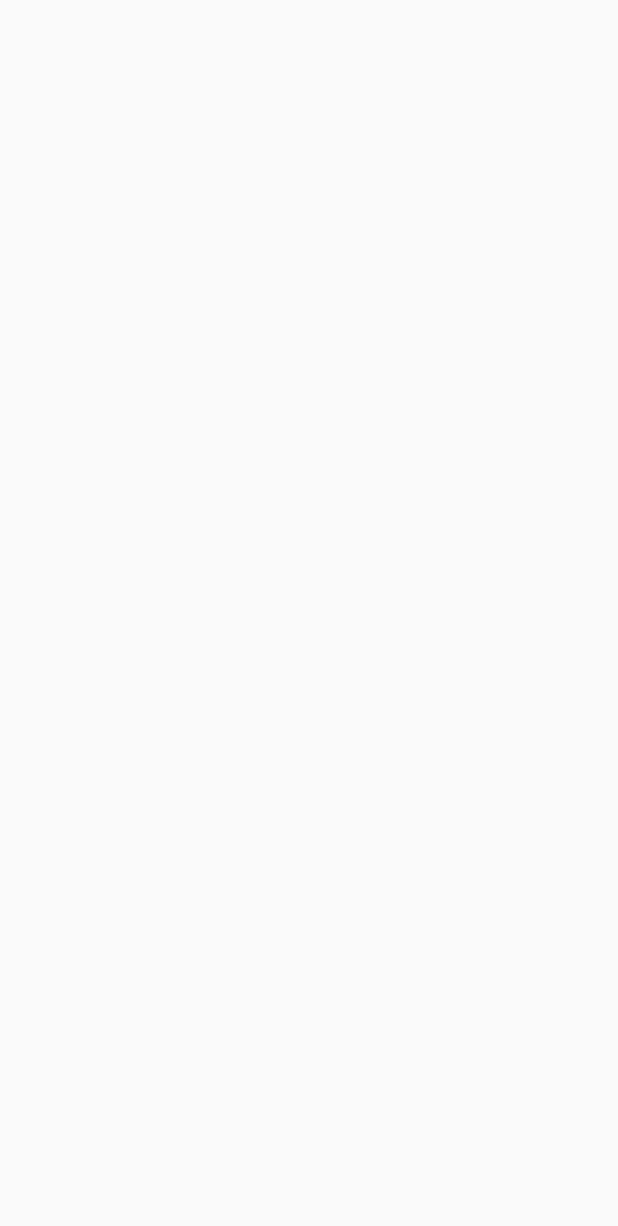
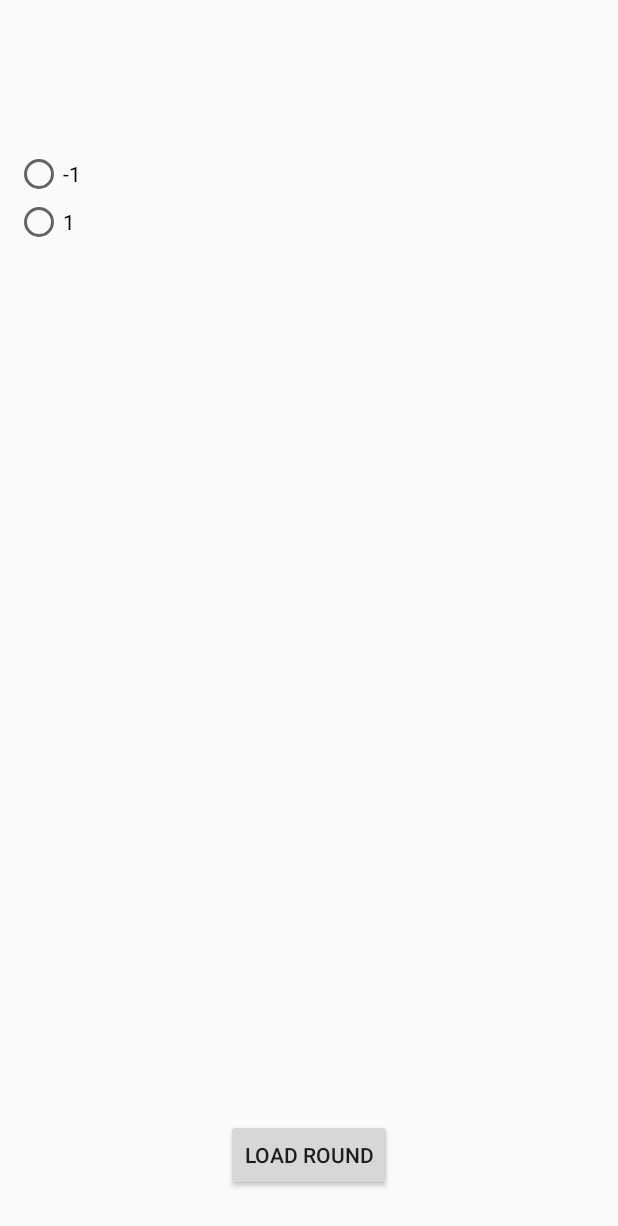
Before and after one commit to JoshAnderson4201/BendersonScorecardApp, an Android app: the PastRounds screen opened directly, with no data from a screen before it, on a phone screen of 412 x 824 dp. Before the commit the part shown is empty. Shown: the top 1226 px of the screen. Run offline under Robolectric (Android 15) with nearby library versions, the phone set to English and light mode, and no system bars.

```diff
--- a/BendersonScorecard/app/src/main/java/com/example/ja160637/bendersonscorecard/DatabaseHandler.java
+++ b/BendersonScorecard/app/src/main/java/com/example/ja160637/bendersonscorecard/DatabaseHandler.java
@@ -87,14 +87,14 @@ public class DatabaseHandler extends SQLiteOpenHelper
         return ids;
     }
 
-    public ArrayList<Integer> getScoresById(int id) {
+    public String[] getScoresById(int id) {
         String sqlQuery = "select * from rounds where id = " + id;
         SQLiteDatabase db = this.getWritableDatabase();
         Cursor cursor = db.rawQuery(sqlQuery, null);
-        ArrayList<Integer> scores = new ArrayList();
+        String[] scores = new String[19];
         while (cursor.moveToNext()) {
             for ( int i = 1; i < 19; i++ ) {
-                scores.add(cursor.getInt(i));
+                scores[i] = Integer.toString(cursor.getInt(i));
             }
         }
         db.close();
--- a/BendersonScorecard/app/src/main/java/com/example/ja160637/bendersonscorecard/PastRounds.java
+++ b/BendersonScorecard/app/src/main/java/com/example/ja160637/bendersonscorecard/PastRounds.java
@@ -1,8 +1,12 @@
 package com.example.ja160637.bendersonscorecard;
 
+import android.content.Intent;
 import android.os.Bundle;
 import android.support.v7.app.AppCompatActivity;
 import android.util.Log;
+import android.view.View;
+import android.widget.RadioButton;
+import android.widget.RadioGroup;
 
 import java.util.ArrayList;
 
@@ -12,22 +16,40 @@ import java.util.ArrayList;
 
 public class PastRounds extends AppCompatActivity {
 
+    DatabaseHandler db = new DatabaseHandler(this);
+    RadioGroup roundList;
+
     @Override
     protected void onCreate(Bundle savedInstanceState)
     {
         super.onCreate(savedInstanceState);
         setContentView(R.layout.activity_past_rounds);
+        roundList = findViewById(R.id.roundList);
 
         DatabaseHandler dbh = new DatabaseHandler(this);
         ArrayList<Integer> IDarray = dbh.getIds();
         for (int i = 0; i < IDarray.size(); i++) {
+            RadioButton round = new RadioButton(this);
+            round.setText(Integer.toString(IDarray.get(i)));
+            roundList.addView(round);
             Log.i("int value: ", Integer.toString(IDarray.get(i)));
         }
+    }
 
-        ArrayList<Integer> scoreArray = dbh.getScoresById(1);
-        for (int i = 0; i < scoreArray.size(); i++) {
-            Log.i("scores for id 5: ", Integer.toString(scoreArray.get(i)) );
-        }
+    public void loadRound(View v)
+    {
+        int radioButtonId = roundList.getCheckedRadioButtonId();
+        View radioButton = roundList.findViewById(radioButtonId);
+        int index = roundList.indexOfChild(radioButton);
+        RadioButton r = (RadioButton) roundList.getChildAt(index);
+        String roundID = r.getText().toString();
+        db.getWritableDatabase();
+        String[] scoreArray = db.getScoresById(Integer.parseInt(roundID));
+        Intent launchOldRound = new Intent(this, IndividualHole.class);
+        launchOldRound.putExtra("NewRound", false);
+        launchOldRound.putExtra("RoundID", Integer.parseInt(roundID));
+        launchOldRound.putExtra("ScoreArray", scoreArray);
+        startActivity(launchOldRound);
     }
 
 
--- a/BendersonScorecard/app/src/main/res/layout/activity_past_rounds.xml
+++ b/BendersonScorecard/app/src/main/res/layout/activity_past_rounds.xml
@@ -3,4 +3,33 @@
     android:layout_width="match_parent"
     android:layout_height="match_parent">
 
+
+    <ScrollView
+        android:id="@+id/scrollView"
+        android:layout_width="match_parent"
+        android:layout_height="match_parent"
+        android:layout_alignParentTop="true"
+        android:layout_centerHorizontal="true"
+        android:layout_marginBottom="100dp"
+        android:layout_marginLeft="10dp"
+        android:layout_marginRight="10dp"
+        android:layout_marginTop="100dp">
+
+        <RadioGroup
+            android:id="@+id/roundList"
+            android:layout_width="match_parent"
+            android:layout_height="wrap_content">
+
+        </RadioGroup>
+    </ScrollView>
+
+    <Button
+        android:id="@+id/button"
+        android:layout_width="wrap_content"
+        android:layout_height="wrap_content"
+        android:layout_alignParentBottom="true"
+        android:layout_marginBottom="30dp"
+        android:layout_centerHorizontal="true"
+        android:onClick="loadRound"
+        android:text="Load Round"/>
 </RelativeLayout>
```
Also changed, not shown: BendersonScorecard/app/src/main/java/com/example/ja160637/bendersonscorecard/IndividualHole.java (+17 -0 lines), BendersonScorecard/app/src/main/res/layout/activity_individual_hole.xml (+10 -0 lines).
